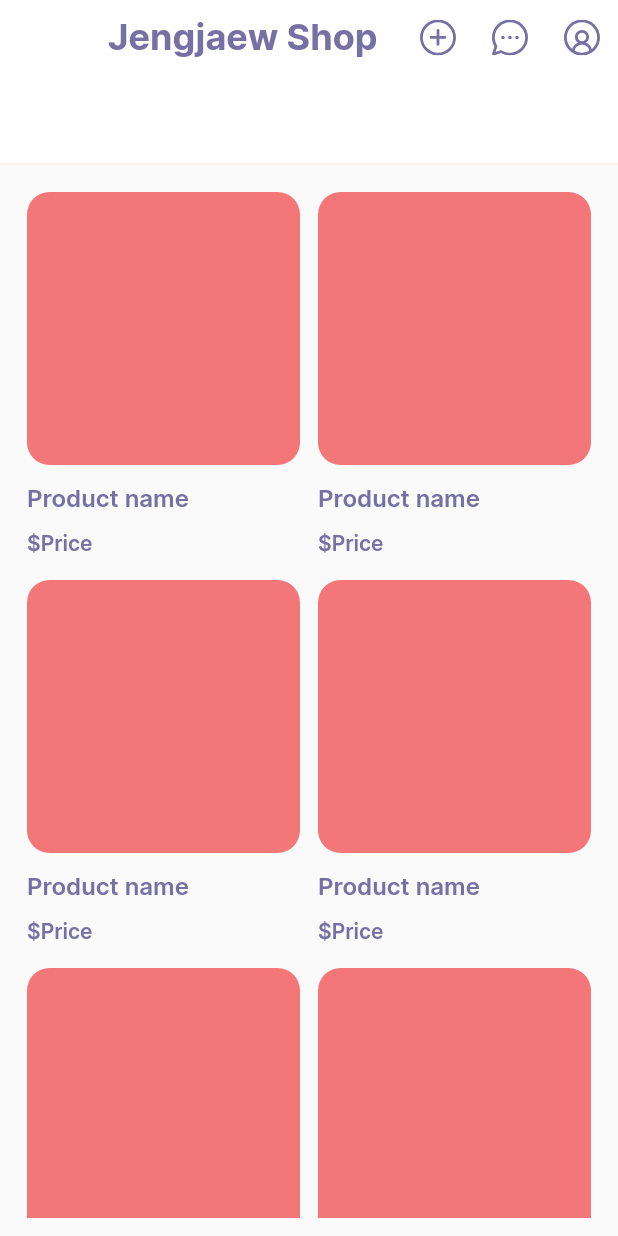
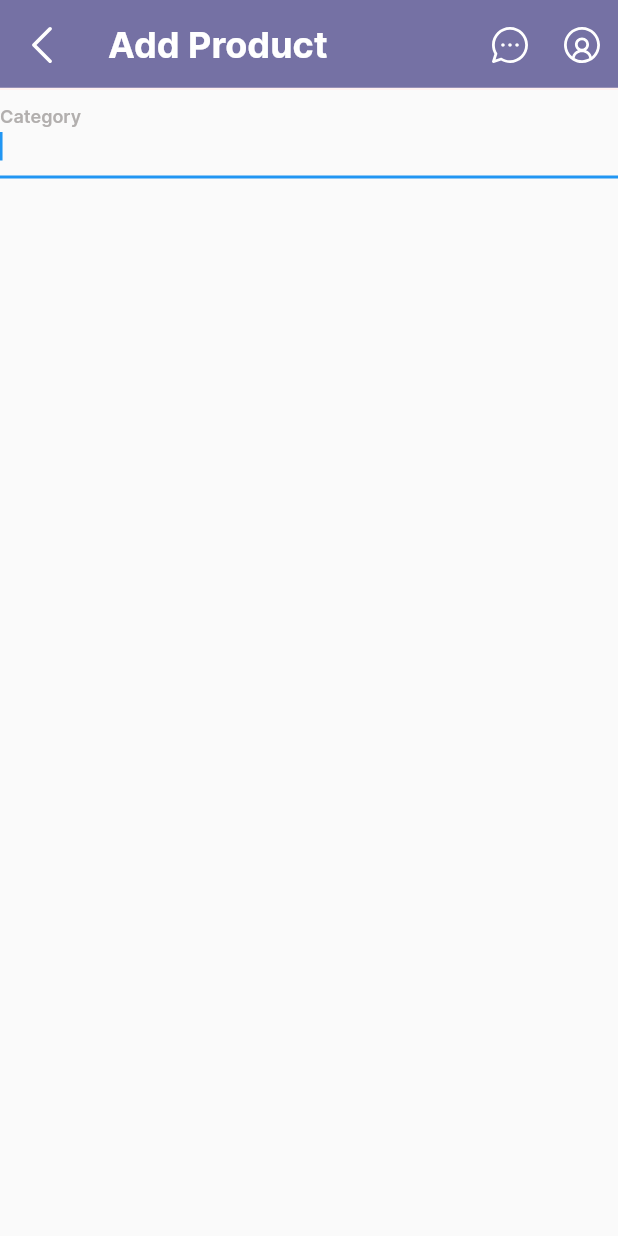
Before and after one commit to peerawitp/jengjaew_shop, a Flutter app: the HomeScreen screen opened by its route, after a tap on an icon or button, on a phone screen of 412 x 824 dp. Run offline on Flutter 3.47's test engine with Material 2 defaults, Android fonts, the phone set to English and light mode, and no system bars; our stand-ins replace flutter_svg.

Commit message:
📱 Added add_product_screen.dart

```diff
--- a/lib/route.dart
+++ b/lib/route.dart
@@ -1,6 +1,8 @@
 import 'package:flutter/material.dart';
+import 'package:jengjaew_shop/screens/add_product_screen.dart';
 import 'package:jengjaew_shop/screens/home_screen.dart';
 
 final Map<String, WidgetBuilder> routes = <String, WidgetBuilder>{
-  "/home": (BuildContext context) => HomeScreen()
+  '/home': (BuildContext context) => HomeScreen(),
+  '/add_product': (BuildContext context) => AddProductScreen(),
 };
--- /dev/null
+++ b/lib/screens/add_product_screen.dart
@@ -0,0 +1,84 @@
+import 'package:flutter/material.dart';
+import 'package:flutter/services.dart';
+import 'package:flutter_svg/svg.dart';
+import 'package:jengjaew_shop/themes/color.dart';
+
+class AddProductScreen extends StatefulWidget {
+  const AddProductScreen({super.key});
+
+  @override
+  State<AddProductScreen> createState() => _AddProductScreenState();
+}
+
+class _AddProductScreenState extends State<AddProductScreen> {
+  final formKey = GlobalKey<FormState>();
+  String? productCategory,
+      productName,
+      productPrice,
+      productQuantity,
+      productDescription;
+
+  @override
+  Widget build(BuildContext context) {
+    return Scaffold(
+        appBar: AppBar(
+          leading: IconButton(
+            icon: SvgPicture.asset(
+              'assets/icons/back.svg',
+              color: kColorsWhite,
+            ),
+            onPressed: () {
+              Navigator.pop(context);
+            },
+          ),
+          title: Text(
+            'Add Product  ',
+            style: Theme.of(context).textTheme.headline3,
+          ),
+          shape: Border(bottom: BorderSide(color: kColorsCream, width: 1.5)),
+          elevation: 0,
+          toolbarHeight: 60,
+          backgroundColor: kColorsPurple,
+          actions: [
+            IconButton(
+              onPressed: () {},
+              icon:
+                  SvgPicture.asset('assets/icons/msg.svg', color: kColorsWhite),
+            ),
+            IconButton(
+              onPressed: () {},
+              icon:
+                  SvgPicture.asset('assets/icons/me.svg', color: kColorsWhite),
+            )
+          ],
+        ),
+        body: ListView(
+          children: [
+            Form(key: formKey, child: Column(children: [CreateProductName()])),
+          ],
+        ));
+  }
+
+  Widget CreateProductName() {
+    return TextFormField(
+      keyboardType: TextInputType.text,
+      autofocus: true,
+      style: Theme.of(context).textTheme.subtitle1,
+      validator: (value) {
+        if (value!.isEmpty) {
+          return 'Please enter product name';
+        }
+        return null;
+      },
+      decoration: InputDecoration(
+          enabledBorder: new OutlineInputBorder(
+              borderSide: BorderSide(color: kColorsGrey, width: 1)),
+          labelText: 'Category',
+          labelStyle: TextStyle(
+              fontSize: 16, fontWeight: FontWeight.w600, color: kColorsGrey)),
+      onChanged: (value) {
+        productName = value;
+      },
+    );
+  }
+}
```
